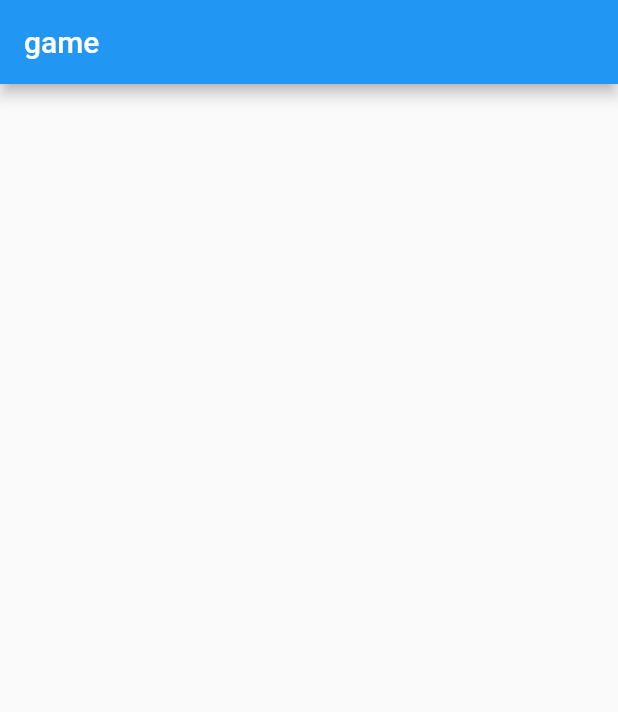
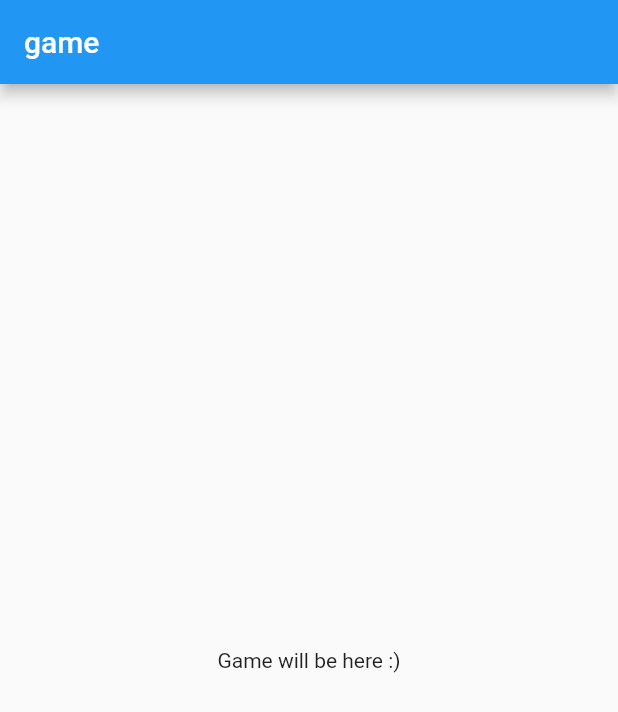
Before and after one commit to Kadmiv/flutter_citadel, a Flutter app: the screen it shows after launch, on a phone screen of 412 x 824 dp. Shown: the top 712 px of the screen. Run offline on Flutter 3.47's test engine with Material 2 defaults, Android fonts, the phone set to English and light mode, and no system bars.

```diff
--- a/lib/ui/pages/base_page.dart
+++ b/lib/ui/pages/base_page.dart
@@ -1,7 +1,6 @@
 import 'package:flutter/material.dart';
 import 'package:flutter_citadel/generated/l10n.dart';
 import 'package:flutter_localizations/flutter_localizations.dart';
-
 
 class BasePage extends StatefulWidget {
   const BasePage({super.key});
@@ -14,9 +13,14 @@ class _BasePageState extends State<BasePage> {
   @override
   Widget build(BuildContext context) {
     return Scaffold(
-        appBar: AppBar(
-          title: Text('game'),
+      appBar: AppBar(
+        title: Text('game'),
+      ),
+      body: Center(
+        child: Text(
+          "Game will be here :)"
         ),
-        body: Container());
+      ),
+    );
   }
 }
```
